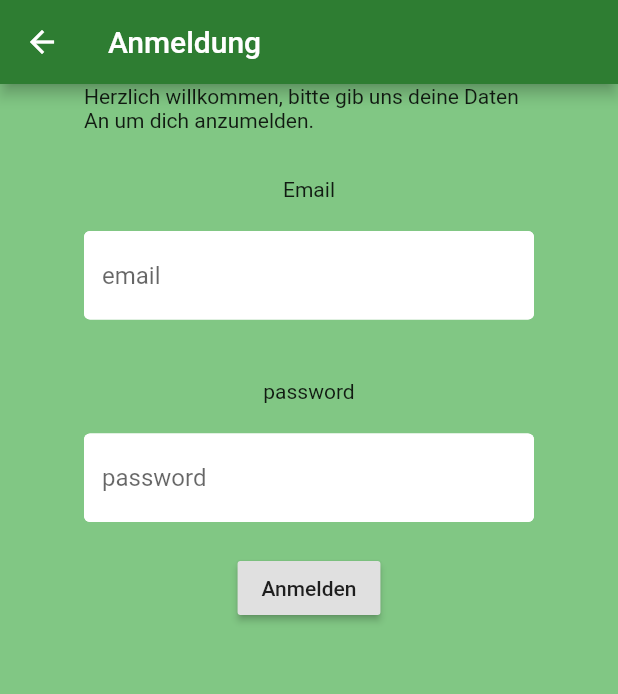
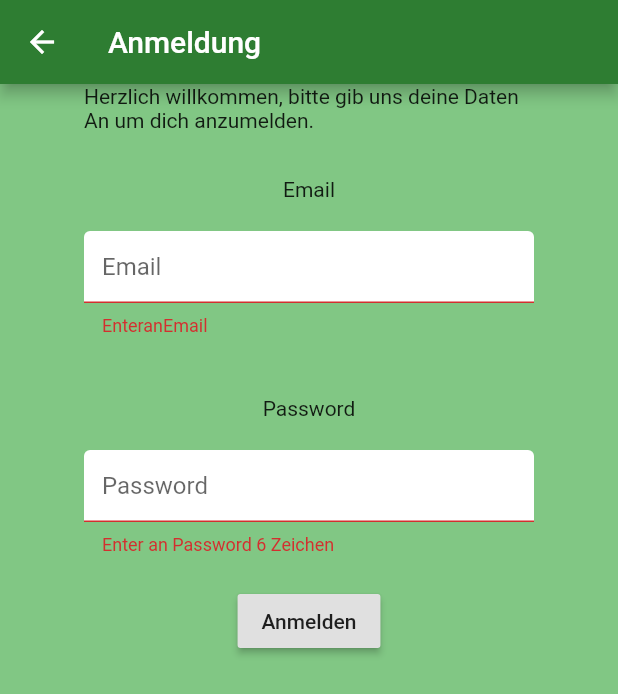
Before and after one commit to phrandsisgo/HouseHold, a Flutter app: the Anmeldung screen opened directly, after a tap on "Anmelden", on a phone screen of 412 x 824 dp. Shown: the top 694 px of the screen. Run offline on Flutter 3.47's test engine with Material 2 defaults, Android fonts, the phone set to English and light mode, and no system bars; our stand-ins replace firebase_auth; accounts and stored records are empty.

Commit message:
commit start of session

```diff
--- a/lib/Screens/NeuRegistrierung.dart
+++ b/lib/Screens/NeuRegistrierung.dart
@@ -79,13 +79,14 @@ class _NeuRegistrierungState extends State<NeuRegistrierung> {
                     dynamic result = await _firebaseAuth.registrierenMitEmail(
                         email, password);
 
-                    Navigator.pop(context);
+                    //  Navigator.pop(context);
                     if (result == null) {
                       setState(() {
                         error = 'please give valid email';
                       });
                     } else {
                       print(result.uid);
+                      Navigator.pop(context);
                     }
                   }
                 },
--- a/lib/Screens/SignIn.dart
+++ b/lib/Screens/SignIn.dart
@@ -1,3 +1,4 @@
+import 'package:firebase_auth/firebase_auth.dart';
 import 'package:flutter/material.dart';
 import 'package:kuehlschrank_app/Constants/constants.dart';
 import 'package:kuehlschrank_app/Services/Authentifizierig.dart';
@@ -9,6 +10,11 @@ class Anmeldung extends StatefulWidget {
 
 class _AnmeldungState extends State<Anmeldung> {
   final AuthService _firebaseAuth = AuthService();
+  final _formKey = GlobalKey<FormState>();
+
+  String email = ' ';
+  String password = '';
+  String error = '';
   @override
   Widget build(BuildContext context) {
     return Scaffold(
@@ -21,6 +27,7 @@ class _AnmeldungState extends State<Anmeldung> {
           child: Container(
         width: 300,
         child: Form(
+          key: _formKey,
           child: Column(
             children: [
               Text(
@@ -33,19 +40,32 @@ class _AnmeldungState extends State<Anmeldung> {
                 height: 20,
               ),
               TextFormField(
-                decoration: textInputDecoration.copyWith(hintText: 'email'),
+                decoration: textInputDecoration.copyWith(hintText: 'Email'),
+                validator: (val) => val.isEmpty ? 'EnteranEmail' : null,
+                onChanged: (val) {
+                  setState(() {
+                    email = val;
+                  });
+                },
               ),
               SizedBox(
                 height: 40,
               ),
-              Text('password'),
+              Text('Password'),
               SizedBox(
                 height: 20,
               ),
               TextFormField(
                 decoration: textInputDecoration.copyWith(
-                  hintText: 'password',
+                  hintText: 'Password',
                 ),
+                validator: (val) =>
+                    val.length < 6 ? 'Enter an Password 6 Zeichen' : null,
+                onChanged: (val) {
+                  setState(() {
+                    password = val;
+                  });
+                },
                 obscureText: true,
               ),
               SizedBox(
@@ -53,7 +73,28 @@ class _AnmeldungState extends State<Anmeldung> {
               ),
               RaisedButton(
                 child: Text('Anmelden'),
-                onPressed: () {},
+                onPressed: () async {
+                  if (_formKey.currentState.validate()) {
+                    dynamic result =
+                        await _firebaseAuth.anmeldungMitEmail(email, password);
+                    if (result == null) {
+                      setState(() {
+                        error = 'please give valid credentials';
+                      });
+                    } else {
+                      print(result.uid);
+
+                      Navigator.pop(context);
+                    }
+                  }
+                },
+              ),
+              SizedBox(
+                height: 10,
+              ),
+              Text(
+                error,
+                style: TextStyle(color: Colors.red),
               ),
             ],
           ),
--- a/lib/Services/Authentifizierig.dart
+++ b/lib/Services/Authentifizierig.dart
@@ -28,11 +28,11 @@ class AuthService {
     }
   }
 
-//sing in with email
-  Future anmeldungMitEmail() async {
+//sing in with email&password
+  Future anmeldungMitEmail(String email, String password) async {
     try {
       AuthResult result = await _firebaseAuth.signInWithEmailAndPassword(
-          email: null, password: null);
+          email: email, password: password);
       FirebaseUser user = result.user;
       return _userFromFirebase(user);
     } catch (e) {
```
Also changed, not shown: 1 other file.
